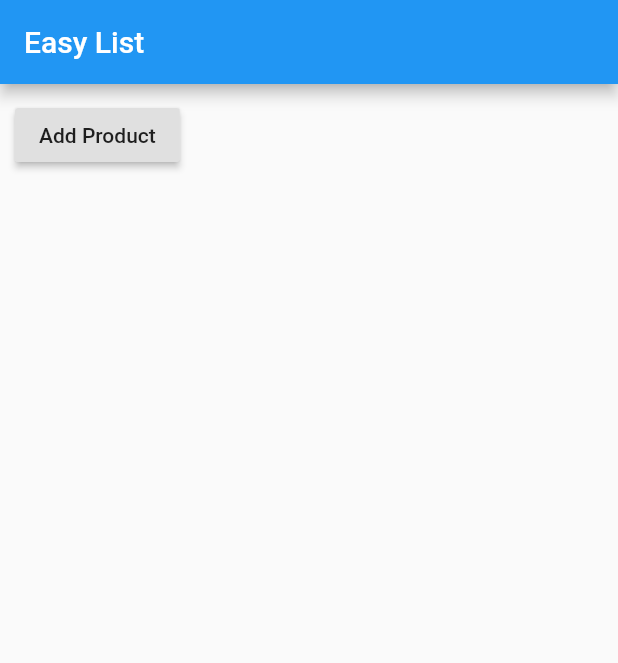
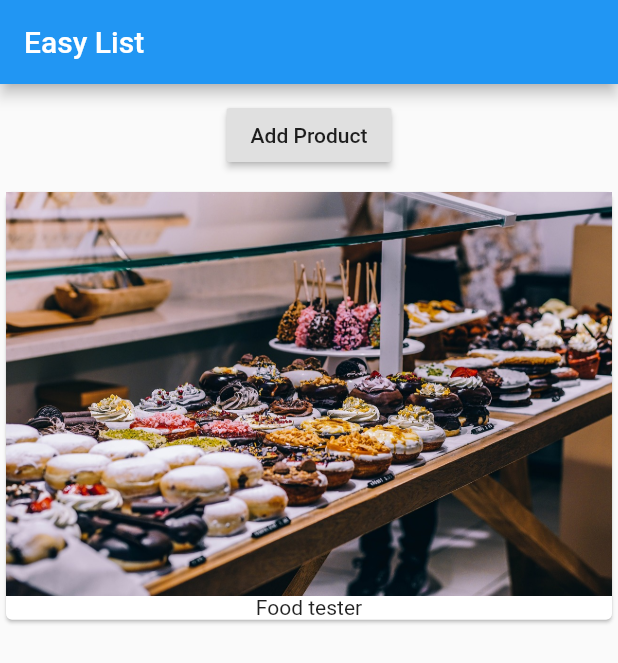
Before and after one commit to tcaric/tester, a Flutter app: the screen it shows after launch, on a phone screen of 412 x 824 dp. Shown: the top 663 px of the screen. Run offline on Flutter 3.47's test engine with Material 2 defaults, Android fonts, the phone set to English and light mode, and no system bars.

Commit message:
Cleaning code again

```diff
--- a/lib/main.dart
+++ b/lib/main.dart
@@ -1,18 +1,10 @@
 import 'package:flutter/material.dart';
+
+import './product_manager.dart';
 
 void main() => runApp(MyApp());
 
-class MyApp extends StatefulWidget {
-  @override
-  State<StatefulWidget> createState() {
-    // TODO: implement createState
-    return _MyAppState();
-  }
-}
-
-class _MyAppState extends State<MyApp> {
-  List<String> _products = ['Food tester'];
-
+class MyApp extends StatelessWidget {
   @override
   Widget build(BuildContext context) {
     return MaterialApp(
@@ -20,22 +12,7 @@ class _MyAppState extends State<MyApp> {
           appBar: AppBar(
             title: Text('Easy List'),
           ),
-          body: Column(
-            children: <Widget>[
-              Container(
-                margin: EdgeInsets.all(10.0),
-                child: RaisedButton(
-                  child: Text('Add Product'),
-                  onPressed: () {
-                    setState(() {
-                      _products.add('Advanced Food Tester');
-                    });
-                  },
-                ),
-              ),
-
-            ],
-          )),
+          body: ProductManager()),
     );
   }
 }
--- /dev/null
+++ b/lib/product_manager.dart
@@ -0,0 +1,34 @@
+import 'package:flutter/material.dart';
+
+import './products.dart';
+
+class ProductManager extends StatefulWidget {
+  @override
+  State<StatefulWidget> createState() {
+    // TODO: implement createState
+    return _ProductManagerState();
+  }
+}
+
+class _ProductManagerState extends State<ProductManager> {
+  List<String> _products = ['Food tester'];
+  @override
+  Widget build(BuildContext context) {
+    return Column(
+      children: [
+        Container(
+          margin: EdgeInsets.all(10.0),
+          child: RaisedButton(
+            child: Text('Add Product'),
+            onPressed: () {
+              setState(() {
+                _products.add('Advanced Food Tester');
+              });
+            },
+          ),
+        ),
+        Products(_products)
+      ],
+    );
+  }
+}
```
